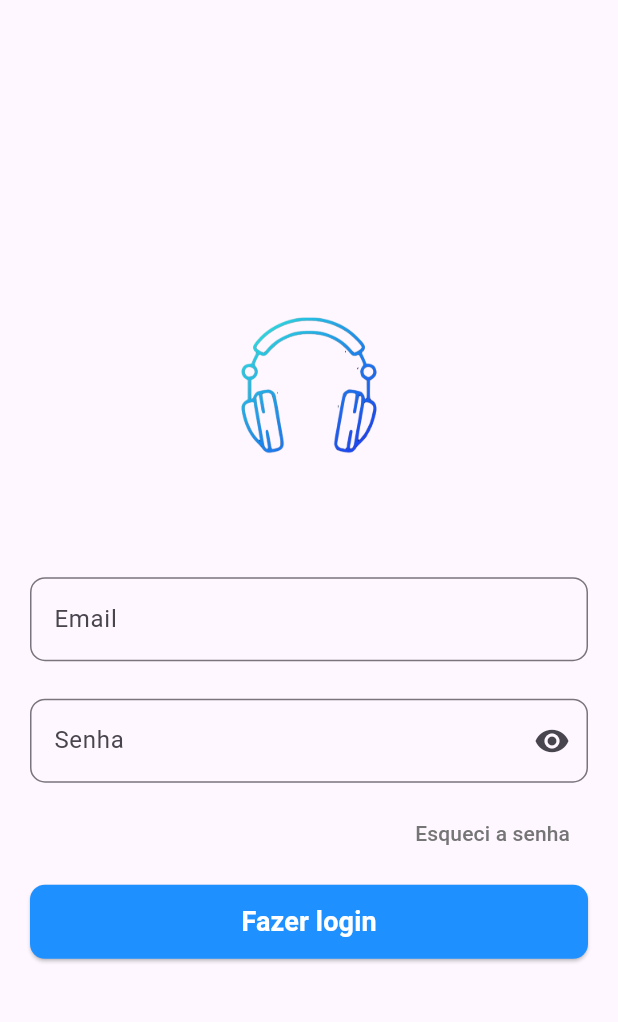
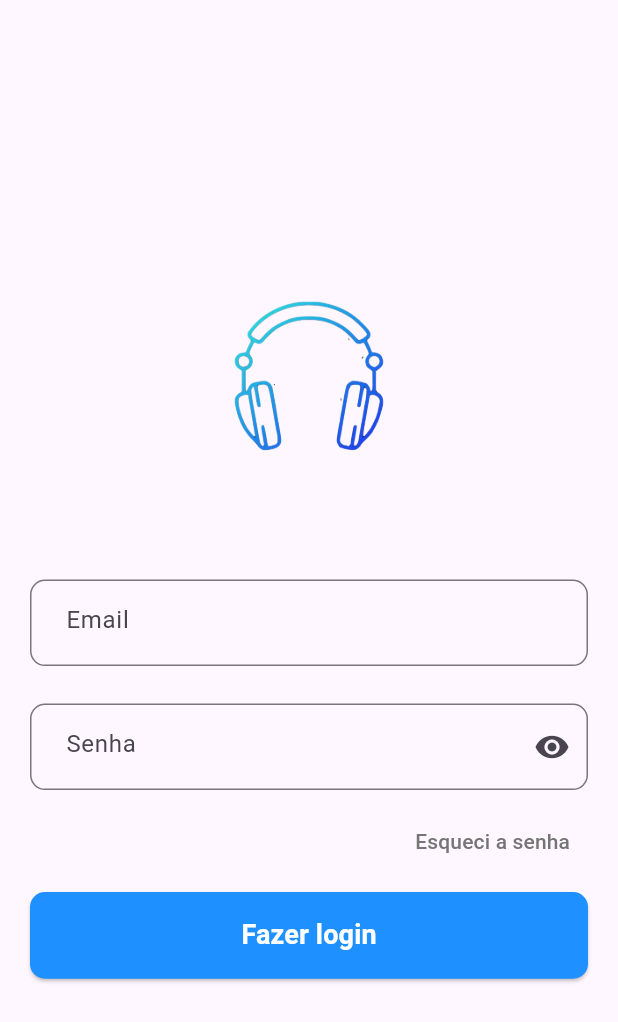
Before and after one commit to gustavoalves20/app_musica, a Flutter app: the screen it shows after launch, on a phone screen of 412 x 824 dp. Shown: the top 1022 px of the screen. Run offline on Flutter 3.47's test engine with Material 3 defaults, Android fonts, the light colour scheme and no system bars.

Commit message:
Atualização na página de login

```diff
--- a/lib/views/login_view.dart
+++ b/lib/views/login_view.dart
@@ -10,21 +10,28 @@ class LoginView extends StatefulWidget {
 class _LoginViewState extends State<LoginView> {
   @override
   Widget build(BuildContext context) {
-    TextEditingController _loginController = TextEditingController();
+    TextEditingController _emailController = TextEditingController();
+    TextEditingController _passwordController = TextEditingController();
+
     var altura = MediaQuery.of(context).size.height;
     var largura = MediaQuery.of(context).size.width;
+    var alturaLogo = 0.20;
+    var alturaContainer = 0.07;
 
-    return SafeArea(
-      child: Material(
+    return Material(
       child: Column(
         mainAxisAlignment: MainAxisAlignment.center,
         children: [
-            Image.asset('assets/logo.png', height: 150),
+          Image.asset('assets/logo.png', height: altura * alturaLogo),
           Padding(
             padding: const EdgeInsets.only(top: 50, bottom: 25, left: 20, right: 20),
+            child: SizedBox(
+              height: altura * alturaContainer,
               child: TextField(
+                controller: _emailController,
                 cursorColor: const Color(0xFF1E90FF),
                 decoration: InputDecoration(
+                  contentPadding: EdgeInsets.all(20),
                   hintText: 'Email',
                   border: OutlineInputBorder(
                     borderRadius: BorderRadius.circular(10),
@@ -41,13 +48,17 @@ class _LoginViewState extends State<LoginView> {
                 ),
               ),
             ),
+          ),
           Padding(
             padding: const EdgeInsets.only(left: 20, right: 20, bottom: 10),
+            child: SizedBox(
+              height: altura * alturaContainer,
               child: TextField(
-                controller: _loginController,
+                controller: _passwordController,
                 cursorColor: const Color(0xFF1E90FF),
                 obscureText: true,
                 decoration: InputDecoration(
+                  contentPadding: EdgeInsets.all(20),
                   hintText: 'Senha',
                   suffixIcon: const Icon(Icons.visibility),
                   border: OutlineInputBorder(
@@ -60,6 +71,7 @@ class _LoginViewState extends State<LoginView> {
                     borderRadius: BorderRadius.circular(10),
                     borderSide: const BorderSide(
                       color: Color(0xFF1E90FF),
+                    ),
                   ),
                 ),
               ),
@@ -84,10 +96,12 @@ class _LoginViewState extends State<LoginView> {
           ),
           Padding(
             padding: const EdgeInsets.only(left: 20, right: 20, top: 10),
+            child: SizedBox(
+              height: altura * alturaContainer,
+              width: largura,
               child: ElevatedButton(
                 style: ElevatedButton.styleFrom(
                   backgroundColor: const Color(0xFF1E90FF),
-                  minimumSize: Size(largura, altura * 0.06),
                   shape: RoundedRectangleBorder(
                     borderRadius: BorderRadius.circular(10),
                   ),
@@ -103,8 +117,8 @@ class _LoginViewState extends State<LoginView> {
                 ),
               ),
             ),
+          ),
         ],
-        ),
       ),
     );
   }
```
Lines whose indentation alone changed are shown as unchanged.
